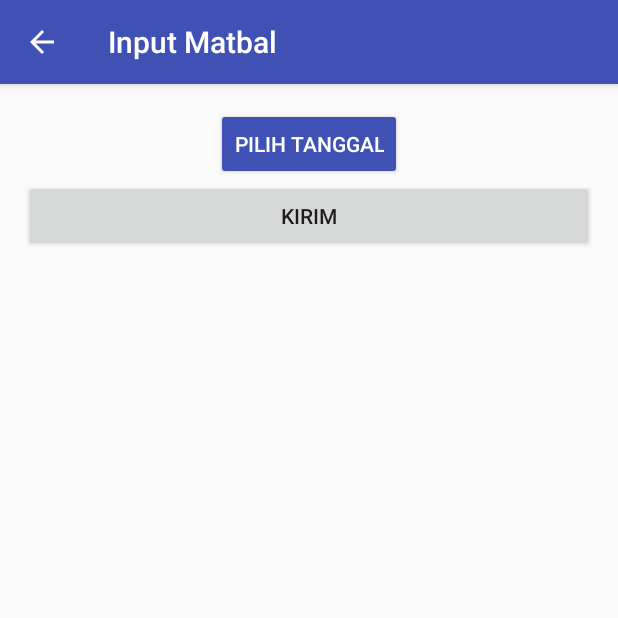
After one commit to udines/prtmnmagang, an Android app: the InputMatbalActivity screen opened directly, with no data from a screen before it, on a phone screen of 412 x 824 dp, the top half of it. The commit adds this screen. Run offline under Robolectric (Android 15) with nearby library versions, the phone set to English and light mode, and no system bars.

Commit message:
Tambah Activity
tambah activity input untuk tab matbal di halaman distribusi.

```diff
--- /dev/null
+++ b/app/src/main/java/com/pertamina/pertaminatuban/input_activities/InputMatbalActivity.java
@@ -0,0 +1,32 @@
+package com.pertamina.pertaminatuban.input_activities;
+
+import android.os.Bundle;
+import android.support.design.widget.FloatingActionButton;
+import android.support.design.widget.Snackbar;
+import android.support.v7.app.AppCompatActivity;
+import android.support.v7.widget.Toolbar;
+import android.view.View;
+
+import com.pertamina.pertaminatuban.R;
+
+public class InputMatbalActivity extends AppCompatActivity {
+
+    @Override
+    protected void onCreate(Bundle savedInstanceState) {
+        super.onCreate(savedInstanceState);
+        setContentView(R.layout.activity_input_matbal);
+        Toolbar toolbar = (Toolbar) findViewById(R.id.toolbar);
+        setSupportActionBar(toolbar);
+
+        FloatingActionButton fab = (FloatingActionButton) findViewById(R.id.fab);
+        fab.setOnClickListener(new View.OnClickListener() {
+            @Override
+            public void onClick(View view) {
+                Snackbar.make(view, "Replace with your own action", Snackbar.LENGTH_LONG)
+                        .setAction("Action", null).show();
+            }
+        });
+        getSupportActionBar().setDisplayHomeAsUpEnabled(true);
+    }
+
+}
--- /dev/null
+++ b/app/src/main/res/layout/activity_input_matbal.xml
@@ -0,0 +1,34 @@
+<?xml version="1.0" encoding="utf-8"?>
+<android.support.design.widget.CoordinatorLayout xmlns:android="http://schemas.android.com/apk/res/android"
+    xmlns:app="http://schemas.android.com/apk/res-auto"
+    xmlns:tools="http://schemas.android.com/tools"
+    android:layout_width="match_parent"
+    android:layout_height="match_parent"
+    tools:context="com.pertamina.pertaminatuban.input_activities.InputMatbalActivity">
+
+    <android.support.design.widget.AppBarLayout
+        android:layout_width="match_parent"
+        android:layout_height="wrap_content"
+        android:theme="@style/AppTheme.AppBarOverlay">
+
+        <android.support.v7.widget.Toolbar
+            android:id="@+id/toolbar"
+            android:layout_width="match_parent"
+            android:layout_height="?attr/actionBarSize"
+            android:background="?attr/colorPrimary"
+            app:popupTheme="@style/AppTheme.PopupOverlay" />
+
+    </android.support.design.widget.AppBarLayout>
+
+    <include layout="@layout/content_input_matbal" />
+
+    <android.support.design.widget.FloatingActionButton
+        android:id="@+id/fab"
+        android:layout_width="wrap_content"
+        android:layout_height="wrap_content"
+        android:visibility="gone"
+        android:layout_gravity="bottom|end"
+        android:layout_margin="@dimen/fab_margin"
+        app:srcCompat="@android:drawable/ic_dialog_email" />
+
+</android.support.design.widget.CoordinatorLayout>
--- /dev/null
+++ b/app/src/main/res/layout/content_input_matbal.xml
@@ -0,0 +1,27 @@
+<?xml version="1.0" encoding="utf-8"?>
+<ScrollView xmlns:android="http://schemas.android.com/apk/res/android"
+    xmlns:app="http://schemas.android.com/apk/res-auto"
+    xmlns:tools="http://schemas.android.com/tools"
+    android:layout_width="match_parent"
+    android:layout_height="match_parent"
+    app:layout_behavior="@string/appbar_scrolling_view_behavior"
+    tools:context="com.pertamina.pertaminatuban.input_activities.InputMatbalActivity"
+    tools:showIn="@layout/activity_input_matbal">
+    <LinearLayout
+        android:layout_width="match_parent"
+        android:layout_height="wrap_content"
+        android:orientation="vertical"
+        android:padding="16dp">
+        <Button
+            android:layout_width="wrap_content"
+            android:layout_height="wrap_content"
+            android:layout_gravity="center_horizontal"
+            android:text="Pilih Tanggal"
+            style="@style/Base.Widget.AppCompat.Button.Colored"
+            android:id="@+id/input_matbal_tanggal"/>
+        <Button
+            android:layout_width="match_parent"
+            android:layout_height="wrap_content"
+            android:text="Kirim"/>
+    </LinearLayout>
+</ScrollView>
--- a/app/src/main/res/values/strings.xml
+++ b/app/src/main/res/values/strings.xml
@@ -6,4 +6,5 @@
     <string name="password">Password</string>
     <string name="title_activity_register">Daftar Akun</string>
     <string name="title_activity_distribusi">Distribusi</string>
+    <string name="title_activity_input_matbal">Input Matbal</string>
 </resources>
```
Also changed, not shown: app/src/main/AndroidManifest.xml (+9 -0 lines), app/src/main/java/com/pertamina/pertaminatuban/input_models/Matbal.java (added, +71 -0 lines).
